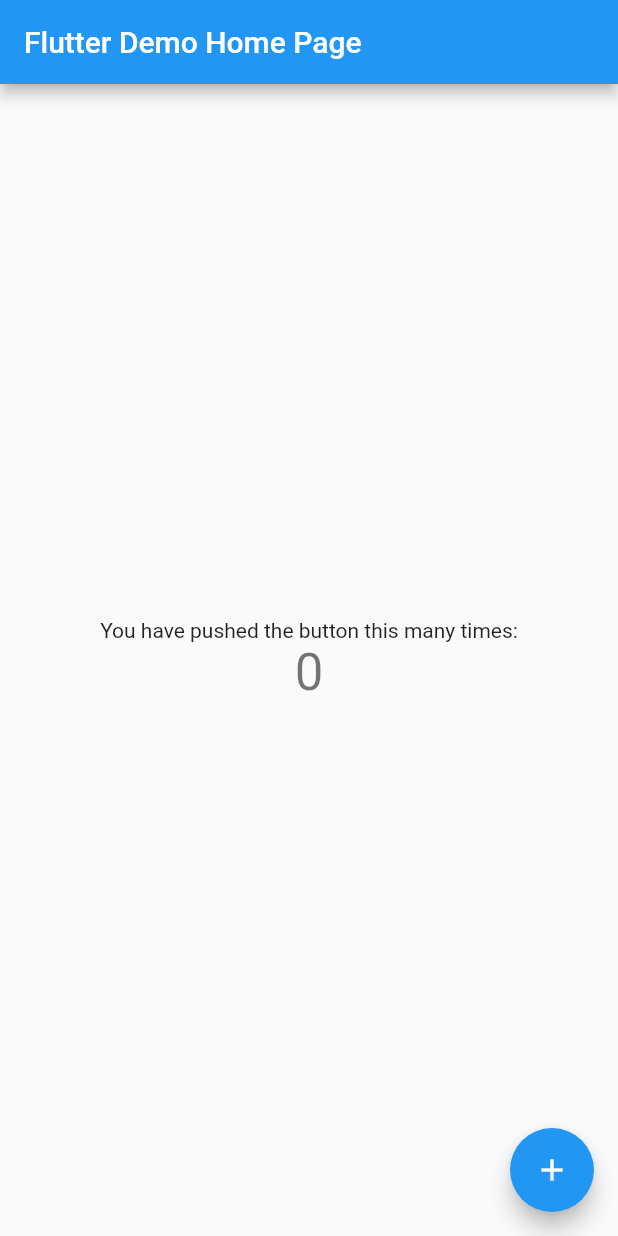
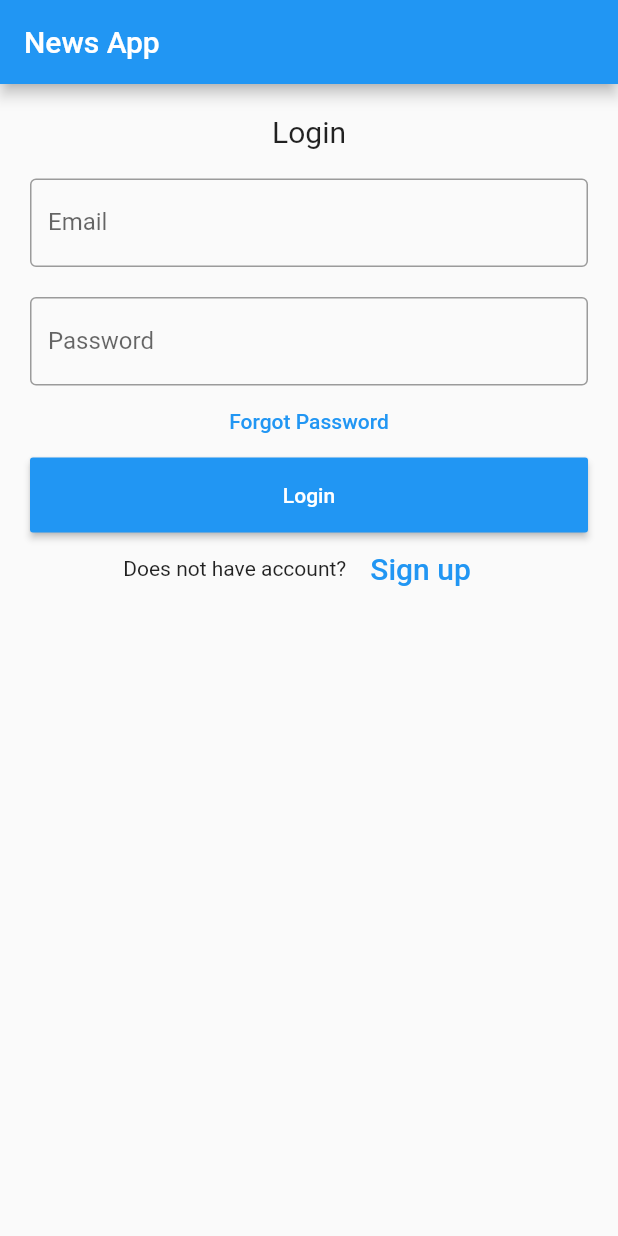
Before and after one commit to Mantech-Studio/News-app-user, a Flutter app: the screen it shows after launch, on a phone screen of 412 x 824 dp. Run offline on Flutter 3.47's test engine with Material 2 defaults, Android fonts, the phone set to English and light mode, and no system bars; our stand-ins replace firebase_auth, firebase_core, fluttertoast; accounts and stored records are empty.

Commit message:
Login and Signup feature Added

```diff
--- /dev/null
+++ b/lib/Database.dart
@@ -0,0 +1,51 @@
+import 'package:firebase_auth/firebase_auth.dart';
+import 'package:firebase_core/firebase_core.dart';
+
+class FirebaseDb {
+  FirebaseAuth auth = FirebaseAuth.instance;
+
+  //Anonymous sign-in
+  signinanony() async {
+    UserCredential userCredential =
+        await FirebaseAuth.instance.signInAnonymously();
+    return userCredential.user!.uid;
+  }
+
+  //register with email and password
+  registerwithemail(String email, String password) async {
+    try {
+      UserCredential userCredential = await FirebaseAuth.instance
+          .createUserWithEmailAndPassword(email: email, password: password);
+    } on FirebaseAuthException catch (e) {
+      if (e.code == 'weak-password') {
+        return 'The password provided is too weak.';
+      } else if (e.code == 'email-already-in-use') {
+        return 'The account already exists for that email.';
+      }
+    } catch (e) {
+      print(e);
+    }
+    return 'Account Created';
+  }
+
+  //Signin with email and Password
+
+  signinwithemail(String email, String password) async {
+    try {
+      UserCredential userCredential = await FirebaseAuth.instance
+          .signInWithEmailAndPassword(email: email, password: password);
+    } on FirebaseAuthException catch (e) {
+      if (e.code == 'user-not-found') {
+        print('No user found for that email.');
+      } else if (e.code == 'wrong-password') {
+        print('Wrong password provided for that user.');
+      }
+    }
+  }
+
+  //Sign Out
+
+  signout() async {
+    await FirebaseAuth.instance.signOut();
+  }
+}
--- /dev/null
+++ b/lib/Screens/LoginPage.dart
@@ -0,0 +1,110 @@
+import 'package:firebase_core/firebase_core.dart';
+import 'package:flutter/material.dart';
+import 'package:fluttertoast/fluttertoast.dart';
+import 'package:news_app_user/Database.dart';
+import 'package:news_app_user/HomePage.dart';
+import 'package:news_app_user/Screens/SignUpPage.dart';
+
+class LoginPage extends StatefulWidget {
+  @override
+  _State createState() => _State();
+}
+
+class _State extends State<LoginPage> {
+  late String nameController;
+  late String passwordController;
+
+  @override
+  Widget build(BuildContext context) {
+    return Scaffold(
+        appBar: AppBar(
+          title: Text('News App'),
+        ),
+        body: Padding(
+            padding: EdgeInsets.all(10),
+            child: ListView(
+              children: <Widget>[
+                Container(
+                    alignment: Alignment.center,
+                    padding: EdgeInsets.all(10),
+                    child: Text(
+                      'Login',
+                      style: TextStyle(fontSize: 20),
+                    )),
+                Container(
+                  padding: EdgeInsets.all(10),
+                  child: TextField(
+                    decoration: InputDecoration(
+                      border: OutlineInputBorder(),
+                      labelText: 'Email',
+                    ),
+                    onChanged: (val1) {
+                      setState(() {
+                        nameController = val1;
+                      });
+                    },
+                  ),
+                ),
+                Container(
+                  padding: EdgeInsets.fromLTRB(10, 10, 10, 0),
+                  child: TextField(
+                    obscureText: true,
+                    decoration: InputDecoration(
+                      border: OutlineInputBorder(),
+                      labelText: 'Password',
+                    ),
+                    onChanged: (val2) {
+                      setState(() {
+                        passwordController = val2;
+                      });
+                    },
+                  ),
+                ),
+                FlatButton(
+                  onPressed: () {
+                    //forgot password screen
+                  },
+                  textColor: Colors.blue,
+                  child: Text('Forgot Password'),
+                ),
+                Container(
+                    height: 50,
+                    padding: EdgeInsets.fromLTRB(10, 0, 10, 0),
+                    child: RaisedButton(
+                      textColor: Colors.white,
+                      color: Colors.blue,
+                      child: Text('Login'),
+                      onPressed: () async {
+                        await Firebase.initializeApp();
+                        await FirebaseDb().signinwithemail(
+                            nameController, passwordController);
+                        Navigator.push(
+                          context,
+                          MaterialPageRoute(builder: (context) => HomePage()),
+                        );
+                      },
+                    )),
+                Container(
+                    child: Row(
+                  children: <Widget>[
+                    Text('Does not have account?'),
+                    FlatButton(
+                      textColor: Colors.blue,
+                      child: Text(
+                        'Sign up',
+                        style: TextStyle(fontSize: 20),
+                      ),
+                      onPressed: () {
+                        Navigator.push(
+                          context,
+                          MaterialPageRoute(builder: (context) => SignUpPage()),
+                        );
+                      },
+                    )
+                  ],
+                  mainAxisAlignment: MainAxisAlignment.center,
+                ))
+              ],
+            )));
+  }
+}
--- a/lib/main.dart
+++ b/lib/main.dart
@@ -1,113 +1,8 @@
 import 'package:flutter/material.dart';
+import 'package:news_app_user/Screens/LoginPage.dart';
 
 void main() {
-  runApp(MyApp());
+  runApp(MaterialApp(
+    home: LoginPage(),
+  ));
 }
-
-class MyApp extends StatelessWidget {
-  // This widget is the root of your application.
-  @override
-  Widget build(BuildContext context) {
-    return MaterialApp(
-      title: 'Flutter Demo',
-      theme: ThemeData(
-        // This is the theme of your application.
-        //
-        // Try running your application with "flutter run". You'll see the
-        // application has a blue toolbar. Then, without quitting the app, try
-        // changing the primarySwatch below to Colors.green and then invoke
-        // "hot reload" (press "r" in the console where you ran "flutter run",
-        // or simply save your changes to "hot reload" in a Flutter IDE).
-        // Notice that the counter didn't reset back to zero; the application
-        // is not restarted.
-        primarySwatch: Colors.blue,
-      ),
-      home: MyHomePage(title: 'Flutter Demo Home Page'),
-    );
-  }
-}
-
-class MyHomePage extends StatefulWidget {
-  MyHomePage({Key? key, required this.title}) : super(key: key);
-
-  // This widget is the home page of your application. It is stateful, meaning
-  // that it has a State object (defined below) that contains fields that affect
-  // how it looks.
-
-  // This class is the configuration for the state. It holds the values (in this
-  // case the title) provided by the parent (in this case the App widget) and
-  // used by the build method of the State. Fields in a Widget subclass are
-  // always marked "final".
-
-  final String title;
-
-  @override
-  _MyHomePageState createState() => _MyHomePageState();
-}
-
-class _MyHomePageState extends State<MyHomePage> {
-  int _counter = 0;
-
-  void _incrementCounter() {
-    setState(() {
-      // This call to setState tells the Flutter framework that something has
-      // changed in this State, which causes it to rerun the build method below
-      // so that the display can reflect the updated values. If we changed
-      // _counter without calling setState(), then the build method would not be
-      // called again, and so nothing would appear to happen.
-      _counter++;
-    });
-  }
-
-  @override
-  Widget build(BuildContext context) {
-    // This method is rerun every time setState is called, for instance as done
-    // by the _incrementCounter method above.
-    //
-    // The Flutter framework has been optimized to make rerunning build methods
-    // fast, so that you can just rebuild anything that needs updating rather
-    // than having to individually change instances of widgets.
-    return Scaffold(
-      appBar: AppBar(
-        // Here we take the value from the MyHomePage object that was created by
-        // the App.build method, and use it to set our appbar title.
-        title: Text(widget.title),
-      ),
-      body: Center(
-        // Center is a layout widget. It takes a single child and positions it
-        // in the middle of the parent.
-        child: Column(
-          // Column is also a layout widget. It takes a list of children and
-          // arranges them vertically. By default, it sizes itself to fit its
-          // children horizontally, and tries to be as tall as its parent.
-          //
-          // Invoke "debug painting" (press "p" in the console, choose the
-          // "Toggle Debug Paint" action from the Flutter Inspector in Android
-          // Studio, or the "Toggle Debug Paint" command in Visual Studio Code)
-          // to see the wireframe for each widget.
-          //
-          // Column has various properties to control how it sizes itself and
-          // how it positions its children. Here we use mainAxisAlignment to
-          // center the children vertically; the main axis here is the vertical
-          // axis because Columns are vertical (the cross axis would be
-          // horizontal).
-          mainAxisAlignment: MainAxisAlignment.center,
-          children: <Widget>[
-            Text(
-              'You have pushed the button this many times:',
-            ),
-            Text(
-              '$_counter',
-              style: Theme.of(context).textTheme.headline4,
-            ),
-          ],
-        ),
-      ),
-      floatingActionButton: FloatingActionButton(
-        onPressed: _incrementCounter,
-        tooltip: 'Increment',
-        child: Icon(Icons.add),
-      ), // This trailing comma makes auto-formatting nicer for build methods.
-    );
-  }
-}
--- a/pubspec.yaml
+++ b/pubspec.yaml
@@ -28,7 +28,10 @@ dependencies:
   firebase_auth: ^1.0.3
   cloud_firestore: ^1.0.4
   firebase_analytics: ^7.1.1
+  firebase_core: ^1.0.3
 
+  # Toast message Package
+  fluttertoast: ^8.0.3
 
   # The following adds the Cupertino Icons font to your application.
   # Use with the CupertinoIcons class for iOS style icons.
```
Also changed, not shown: lib/HomePage.dart (added, +33 -0 lines), lib/Screens/SignUpPage.dart (added, +107 -0 lines), pubspec.lock, 2 other files.
